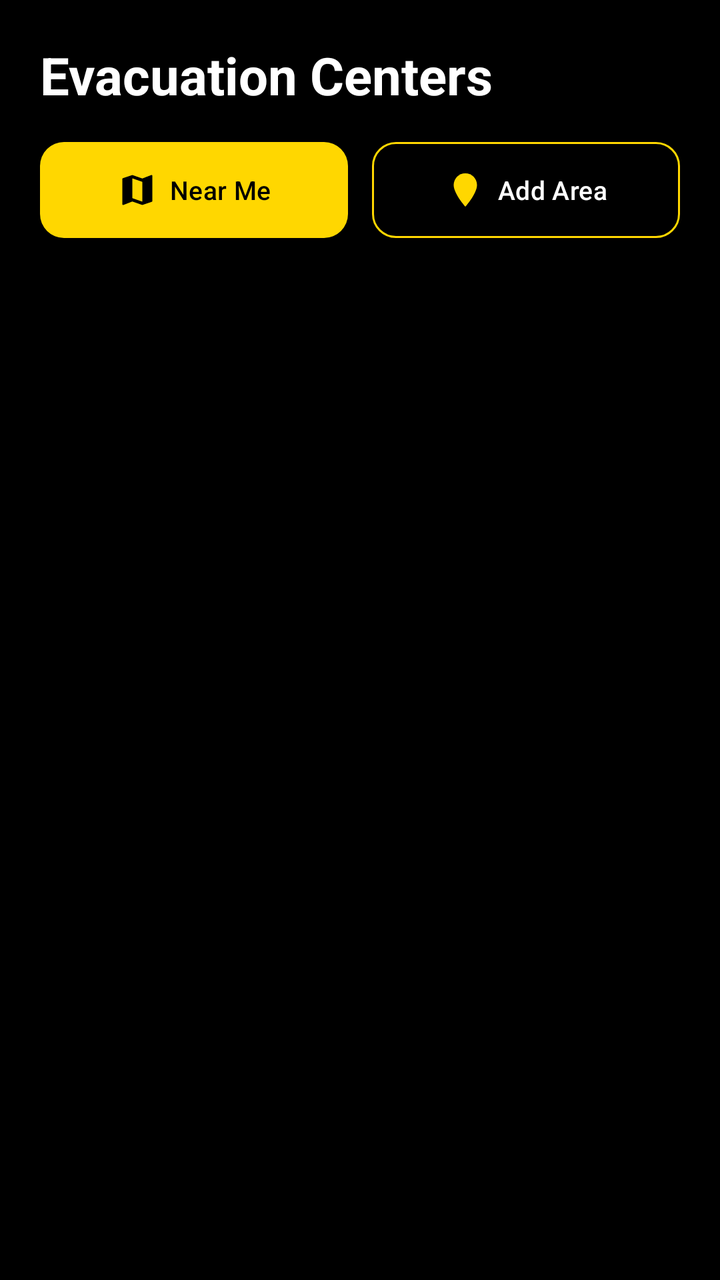
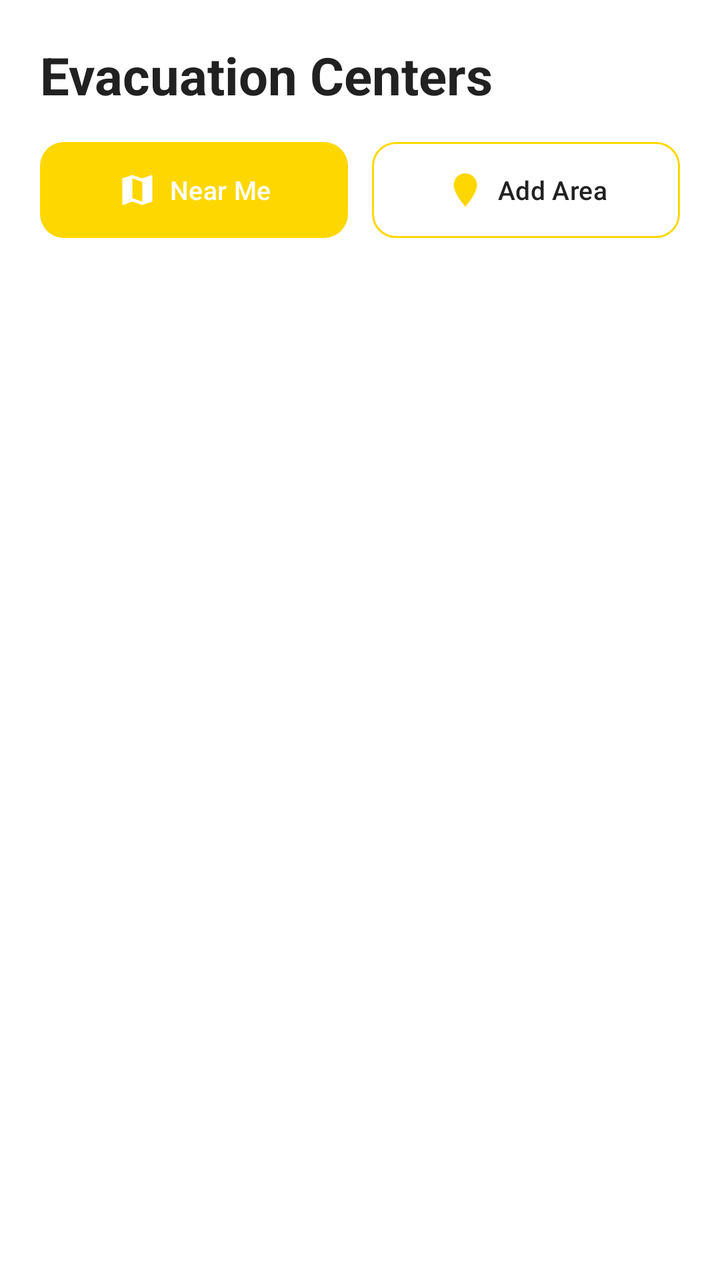

Screens rendered from an Android XML layout before and after an edit, with the pre-edit source and the edit as a unified diff.
<!-- AndroidManifest.xml: application theme Theme.Resilio -->
<!-- res/layout/fragment_alerts_updates.xml -->
<?xml version="1.0" encoding="utf-8"?>
<androidx.coordinatorlayout.widget.CoordinatorLayout xmlns:android="http://schemas.android.com/apk/res/android"
    xmlns:app="http://schemas.android.com/apk/res-auto"
    android:layout_width="match_parent"
    android:layout_height="match_parent"
    android:background="@color/background_dark">

    <com.google.android.material.appbar.AppBarLayout
        android:layout_width="match_parent"
        android:layout_height="wrap_content"
        android:background="@color/background_dark"
        app:elevation="0dp">

        <LinearLayout
            android:layout_width="match_parent"
            android:layout_height="wrap_content"
            android:orientation="vertical"
            android:padding="20dp">

            <TextView
                android:layout_width="wrap_content"
                android:layout_height="wrap_content"
                android:text="@string/evacuation_centers_title"
                android:textColor="@color/text_primary"
                android:textSize="26sp"
                android:textStyle="bold" />

            <LinearLayout
                android:layout_width="match_parent"
                android:layout_height="wrap_content"
                android:layout_marginTop="16dp"
                android:baselineAligned="false"
                android:gravity="center_vertical"
                android:orientation="horizontal">

                <com.google.android.material.button.MaterialButton
                    android:id="@+id/btn_near_me"
                    style="@style/Widget.Resilio.EvacuationActionButton"
                    android:layout_width="0dp"
                    android:layout_height="48dp"
                    android:layout_weight="1"
                    android:text="@string/near_me"
                    android:textColor="@color/background_dark"
                    app:backgroundTint="@color/gold_accent"
                    app:icon="@drawable/ic_map"
                    app:iconTint="@color/background_dark" />

                <com.google.android.material.button.MaterialButton
                    android:id="@+id/btn_add_evacuation_area"
                    style="@style/Widget.Resilio.EvacuationActionButton.Outlined"
                    android:layout_width="0dp"
                    android:layout_height="48dp"
                    android:layout_marginStart="12dp"
                    android:layout_weight="1"
                    android:text="@string/add_evacuation_area"
                    android:textColor="@color/text_primary"
                    app:icon="@drawable/ic_evacuation"
                    app:iconTint="@color/gold_accent"
                    app:strokeColor="@color/gold_accent" />
            </LinearLayout>
        </LinearLayout>
    </com.google.android.material.appbar.AppBarLayout>

    <androidx.core.widget.NestedScrollView
        android:layout_width="match_parent"
        android:layout_height="match_parent"
        app:layout_behavior="@string/appbar_scrolling_view_behavior">

        <LinearLayout
            android:layout_width="match_parent"
            android:layout_height="wrap_content"
            android:orientation="vertical"
            android:paddingHorizontal="20dp"
            android:paddingBottom="20dp">

            <TextView
                android:id="@+id/tv_no_evacuation_areas"
                android:layout_width="match_parent"
                android:layout_height="wrap_content"
                android:layout_marginTop="16dp"
                android:text="@string/no_evacuation_areas"
                android:textColor="@color/text_secondary"
                android:textSize="14sp"
                android:visibility="gone" />

            <LinearLayout
                android:id="@+id/evacuation_area_container"
                android:layout_width="match_parent"
                android:layout_height="wrap_content"
                android:layout_marginTop="16dp"
                android:orientation="vertical" />

        </LinearLayout>
    </androidx.core.widget.NestedScrollView>

</androidx.coordinatorlayout.widget.CoordinatorLayout>
<!-- resources referenced by this layout -->
<resources>
  <color name="background_dark">#000000</color>
  <color name="gold_accent">#FFD700</color>
  <color name="text_primary">#FFFFFF</color>
  <color name="text_secondary">#B0B0B0</color>
  <!-- drawable ic_evacuation (drawable) -->
  <?xml version="1.0" encoding="utf-8"?>
  <vector xmlns:android="http://schemas.android.com/apk/res/android"
      android:width="24dp"
      android:height="24dp"
      android:viewportWidth="24"
      android:viewportHeight="24">
      <path
          android:fillColor="@color/gold_accent"
          android:pathData="M12,2C8.13,2 5,5.13 5,9c0,5.25 7,13 7,13s7,-7.75 7,-13c0,-3.87 -3.13,-7 -7,-7z" />
      <path
          android:fillColor="@color/background_dark"
          android:pathData="M12,6.5L8,9.5v5h2.5v-3h3v3H16v-4.5z" />
      <path
          android:fillColor="@color/primary_green"
          android:pathData="M12,7.8l-2.8,2.2v3.5h1.6v-2.2h2.4v2.2h1.6V10z" />
  </vector>
  <!-- drawable ic_map (drawable) -->
  <vector xmlns:android="http://schemas.android.com/apk/res/android"
      android:width="24dp"
      android:height="24dp"
      android:viewportWidth="24"
      android:viewportHeight="24">
    <path
        android:fillColor="#FF000000"
        android:pathData="M20.5,3l-0.16,0.03L15,5.1L9,3L3.36,4.9c-0.21,0.07 -0.36,0.25 -0.36,0.48V20.5c0,0.28 0.22,0.5 0.5,0.5l0.16,-0.03L9,18.9l6,2.1l5.64,-1.9c0.21,-0.07 0.36,-0.25 0.36,-0.48V3.5c0,-0.28 -0.22,-0.5 -0.5,-0.5zM15,19l-6,-2.11V5l6,2.11V19z"/>
  </vector>
  <string name="add_evacuation_area">Add Area</string>
  <string name="evacuation_centers_title">Evacuation Centers</string>
  <string name="near_me">Near Me</string>
  <string name="no_evacuation_areas">No evacuation areas have been added yet. Please check back later.</string>
  <style name="Widget.Resilio.EvacuationActionButton" parent="Widget.Material3.Button">
          <item name="android:layout_height">48dp</item>
          <item name="android:minHeight">48dp</item>
          <item name="android:insetTop">0dp</item>
          <item name="android:insetBottom">0dp</item>
          <item name="android:textSize">13sp</item>
          <item name="android:maxLines">1</item>
          <item name="android:ellipsize">end</item>
          <item name="cornerRadius">12dp</item>
          <item name="iconSize">20dp</item>
          <item name="iconGravity">textStart</item>
          <item name="iconPadding">6dp</item>
      </style>
  <style name="Widget.Resilio.EvacuationActionButton.Outlined" parent="Widget.Material3.Button.OutlinedButton">
          <item name="android:layout_height">48dp</item>
          <item name="android:minHeight">48dp</item>
          <item name="android:insetTop">0dp</item>
          <item name="android:insetBottom">0dp</item>
          <item name="android:textSize">13sp</item>
          <item name="android:maxLines">1</item>
          <item name="android:ellipsize">end</item>
          <item name="cornerRadius">12dp</item>
          <item name="iconSize">20dp</item>
          <item name="iconGravity">textStart</item>
          <item name="iconPadding">6dp</item>
          <item name="strokeColor">@color/divider_color</item>
      </style>
  <style name="Theme.Resilio" parent="Base.Theme.Resilio" />
  <color name="primary_green">#4CAF50</color>
  <color name="divider_color">#2C2C2C</color>
  <style name="Base.Theme.Resilio" parent="Theme.Material3.Dark.NoActionBar">
          
          <item name="colorPrimary">@color/gold_accent</item>
          <item name="colorOnPrimary">@color/background_dark</item>
          <item name="colorSecondary">@color/secondary_blue</item>
          <item name="colorOnSecondary">@color/white</item>
          <item name="colorTertiary">@color/primary_green</item>
          <item name="android:windowBackground">@color/background_dark</item>
          <item name="android:textColorPrimary">@color/text_primary</item>
          <item name="android:textColorSecondary">@color/text_secondary</item>
      </style>
  <color name="secondary_blue">#2196F3</color>
  <color name="white">#FFFFFFFF</color>
</resources>

<!-- the commit's change to res/layout/fragment_alerts_updates.xml (unified diff, before → after) -->
@@ -3,12 +3,12 @@
     xmlns:app="http://schemas.android.com/apk/res-auto"
     android:layout_width="match_parent"
     android:layout_height="match_parent"
-    android:background="@color/background_dark">
+    android:background="@color/background">
 
     <com.google.android.material.appbar.AppBarLayout
         android:layout_width="match_parent"
         android:layout_height="wrap_content"
-        android:background="@color/background_dark"
+        android:background="@color/background"
         app:elevation="0dp">
 
         <LinearLayout
@@ -40,10 +40,10 @@
                     android:layout_height="48dp"
                     android:layout_weight="1"
                     android:text="@string/near_me"
-                    android:textColor="@color/background_dark"
+                    android:textColor="@color/background"
                     app:backgroundTint="@color/gold_accent"
                     app:icon="@drawable/ic_map"
-                    app:iconTint="@color/background_dark" />
+                    app:iconTint="@color/background" />
 
                 <com.google.android.material.button.MaterialButton
                     android:id="@+id/btn_add_evacuation_area"
<!-- resource entries referenced after the edit -->
@@ -1,9 +1,9 @@
 <!-- resources referenced by this layout -->
 <resources>
-  <color name="background_dark">#000000</color>
+  <color name="background">#FFFFFF</color>
   <color name="gold_accent">#FFD700</color>
-  <color name="text_primary">#FFFFFF</color>
-  <color name="text_secondary">#B0B0B0</color>
+  <color name="text_primary">#212121</color>
+  <color name="text_secondary">#757575</color>
   <!-- drawable ic_evacuation (drawable) -->
   <?xml version="1.0" encoding="utf-8"?>
   <vector xmlns:android="http://schemas.android.com/apk/res/android"
@@ -15,7 +15,7 @@
           android:fillColor="@color/gold_accent"
           android:pathData="M12,2C8.13,2 5,5.13 5,9c0,5.25 7,13 7,13s7,-7.75 7,-13c0,-3.87 -3.13,-7 -7,-7z" />
       <path
-          android:fillColor="@color/background_dark"
+          android:fillColor="@color/background"
           android:pathData="M12,6.5L8,9.5v5h2.5v-3h3v3H16v-4.5z" />
       <path
           android:fillColor="@color/primary_green"
@@ -64,18 +64,19 @@
       </style>
   <style name="Theme.Resilio" parent="Base.Theme.Resilio" />
   <color name="primary_green">#4CAF50</color>
-  <color name="divider_color">#2C2C2C</color>
-  <style name="Base.Theme.Resilio" parent="Theme.Material3.Dark.NoActionBar">
+  <color name="divider_color">#E0E0E0</color>
+  <style name="Base.Theme.Resilio" parent="Theme.Material3.DayNight.NoActionBar">
           
           <item name="colorPrimary">@color/gold_accent</item>
-          <item name="colorOnPrimary">@color/background_dark</item>
+          <item name="colorOnPrimary">@color/black</item>
           <item name="colorSecondary">@color/secondary_blue</item>
           <item name="colorOnSecondary">@color/white</item>
           <item name="colorTertiary">@color/primary_green</item>
-          <item name="android:windowBackground">@color/background_dark</item>
+          <item name="android:windowBackground">@color/background</item>
           <item name="android:textColorPrimary">@color/text_primary</item>
           <item name="android:textColorSecondary">@color/text_secondary</item>
       </style>
+  <color name="black">#FF000000</color>
   <color name="secondary_blue">#2196F3</color>
   <color name="white">#FFFFFFFF</color>
 </resources>
